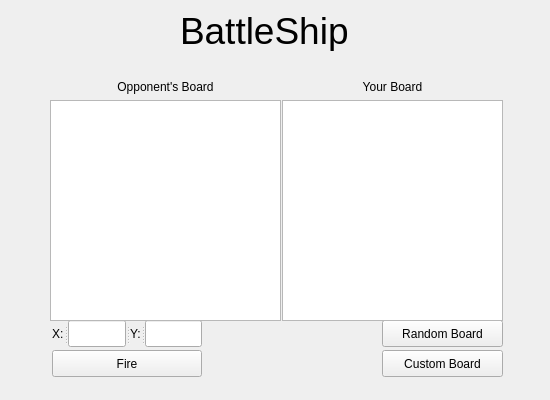
Old version of the form untitled/battlenetworkgame.ui in the repository rc2524/Battleship-game.
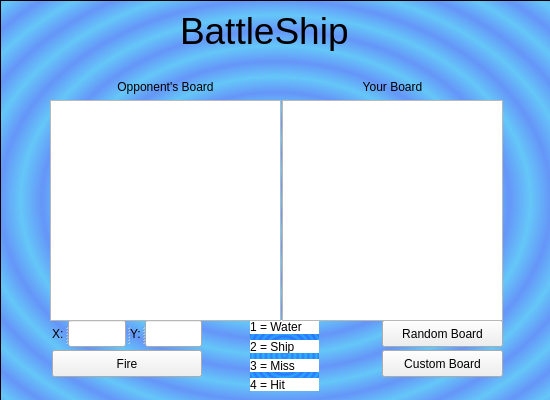
New version of the form.

Commit message: Recommiting backgrounds in case any were deleted

Diff of the .ui file:
```diff
--- a/untitled/battlenetworkgame.ui
+++ b/untitled/battlenetworkgame.ui
@@ -168,6 +168,85 @@
     </item>
    </layout>
   </widget>
+  <widget class="QFrame" name="frame">
+   <property name="geometry">
+    <rect>
+     <x>0</x>
+     <y>0</y>
+     <width>551</width>
+     <height>401</height>
+    </rect>
+   </property>
+   <property name="styleSheet">
+    <string notr="true">background-color: qradialgradient(spread:repeat, cx:0.5, cy:0.5, radius:0.077, fx:0.5, fy:0.5, stop:0 rgba(0, 169, 255, 147), stop:0.497326 rgba(0, 84, 255, 147), stop:1 rgba(0, 169, 255, 147));</string>
+   </property>
+   <property name="frameShape">
+    <enum>QFrame::StyledPanel</enum>
+   </property>
+   <property name="frameShadow">
+    <enum>QFrame::Raised</enum>
+   </property>
+   <widget class="QWidget" name="layoutWidget_3">
+    <property name="geometry">
+     <rect>
+      <x>250</x>
+      <y>320</y>
+      <width>69</width>
+      <height>71</height>
+     </rect>
+    </property>
+    <layout class="QVBoxLayout" name="verticalLayout">
+     <item>
+      <widget class="QLabel" name="label">
+       <property name="styleSheet">
+        <string notr="true">background-color: rgb(255, 255, 255);</string>
+       </property>
+       <property name="text">
+        <string>1 = Water</string>
+       </property>
+      </widget>
+     </item>
+     <item>
+      <widget class="QLabel" name="label_2">
+       <property name="styleSheet">
+        <string notr="true">background-color: rgb(255, 255, 255);</string>
+       </property>
+       <property name="text">
+        <string>2 = Ship</string>
+       </property>
+      </widget>
+     </item>
+     <item>
+      <widget class="QLabel" name="label_3">
+       <property name="styleSheet">
+        <string notr="true">background-color: rgb(255, 255, 255);</string>
+       </property>
+       <property name="text">
+        <string>3 = Miss</string>
+       </property>
+      </widget>
+     </item>
+     <item>
+      <widget class="QLabel" name="label_4">
+       <property name="styleSheet">
+        <string notr="true">background-color: rgb(255, 255, 255);</string>
+       </property>
+       <property name="text">
+        <string>4 = Hit</string>
+       </property>
+      </widget>
+     </item>
+    </layout>
+   </widget>
+  </widget>
+  <zorder>frame</zorder>
+  <zorder>GameLogo</zorder>
+  <zorder>CustomButton</zorder>
+  <zorder>RandomButton</zorder>
+  <zorder>Coordinates</zorder>
+  <zorder>layoutWidget</zorder>
+  <zorder>FireButton</zorder>
+  <zorder>layoutWidget_2</zorder>
  </widget>
  <resources/>
  <connections/>
```
The commit also changes 1 other file.
